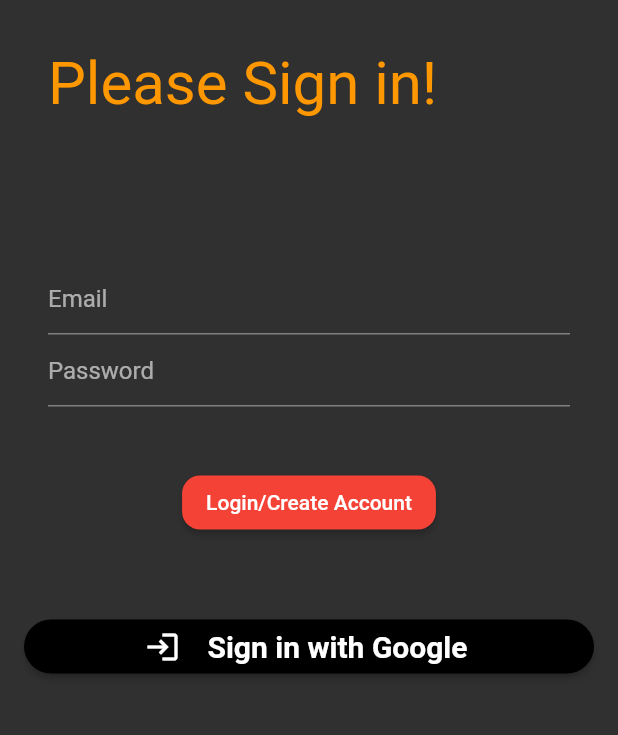
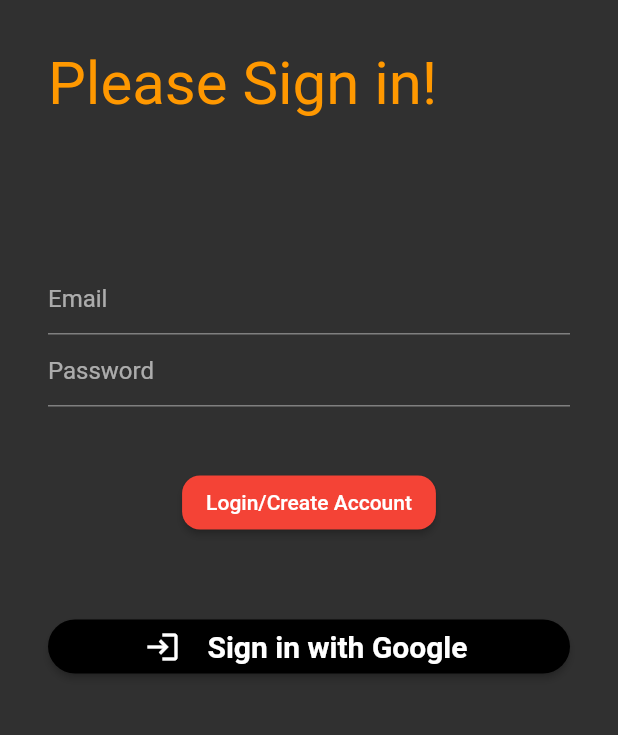
Before and after one commit to SatyamKr07/expApp, a Flutter app: the screen it shows after launch, on a phone screen of 412 x 824 dp, the part 168-903 px from its top. Run offline on Flutter 3.47's test engine with Material 2 defaults, Android fonts, the phone set to English and light mode, and no system bars; our stand-ins replace better_player, cached_network_image, carousel_slider, cloud_firestore, firebase_auth, firebase_core and 14 more; missing offline and left inert: video_compress; accounts and stored records are empty; generated files the repository leaves out were written again.

Commit message:
ui improvements

```diff
--- a/lib/src/pages/sign_in_screen/google_signin_btn.dart
+++ b/lib/src/pages/sign_in_screen/google_signin_btn.dart
@@ -17,7 +17,9 @@ class _GoogleSignInButtonState extends State<GoogleSignInButton> {
   @override
   Widget build(BuildContext context) {
     return Padding(
-      padding: const EdgeInsets.only(bottom: 16.0),
+      padding: const EdgeInsets.symmetric(
+        horizontal: 16.0,
+      ),
       child: _isSigningIn
           ? Center(
               child: const CircularProgressIndicator(
```
